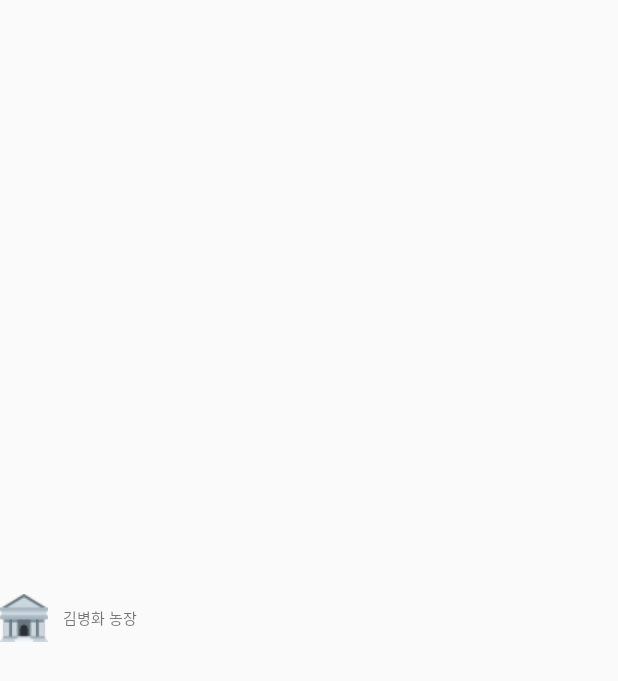
After one commit to DrowsyDormouse/global, an Android app: the layout info.xml on its own in the app's theme, with its tools: preview values and no code run, on a phone screen of 412 x 824 dp. The commit adds this screen. Shown: the top 681 px of the screen. Run offline under Robolectric (Android 15) with nearby library versions, the phone set to English and light mode, and no system bars.

```diff
--- /dev/null
+++ b/app/src/main/res/layout/info.xml
@@ -0,0 +1,19 @@
+<?xml version="1.0" encoding="utf-8"?>
+<LinearLayout xmlns:android="http://schemas.android.com/apk/res/android"
+    android:orientation="horizontal" android:layout_width="match_parent"
+    android:layout_height="match_parent">
+    <ImageView
+        android:layout_width="wrap_content"
+        android:layout_height="wrap_content"
+        android:id="@+id/info_image"
+        android:src="@drawable/museum"
+        android:layout_gravity="center"/>
+    <TextView
+        android:paddingLeft="10dp"
+        android:layout_width="wrap_content"
+        android:layout_height="wrap_content"
+        android:textSize="10sp"
+        android:text="김병화 농장 "
+        android:layout_gravity="center"/>
+
+</LinearLayout>
--- a/app/src/main/res/values/strings.xml
+++ b/app/src/main/res/values/strings.xml
@@ -2,4 +2,7 @@
     <string name="app_name">global</string>
     <string name="title_activity_maps">Map</string>
 
+    <string name="title1">김병화 박물관</string>
+    <string name="title2">비비하눔 사원</string>
+
 </resources>
```
Also changed, not shown: app/src/main/java/com/example/song/global/MapsActivity.java (+13 -27 lines), app/src/main/res/drawable/kims_museum.png (added), app/src/main/res/drawable/museum.png.
